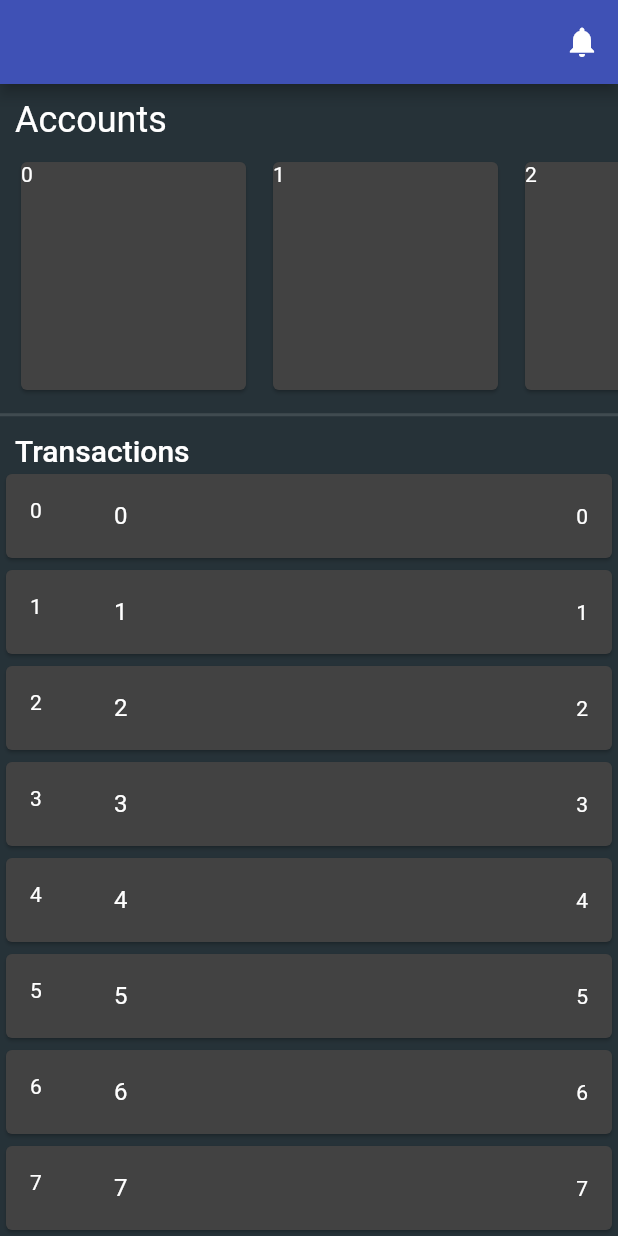
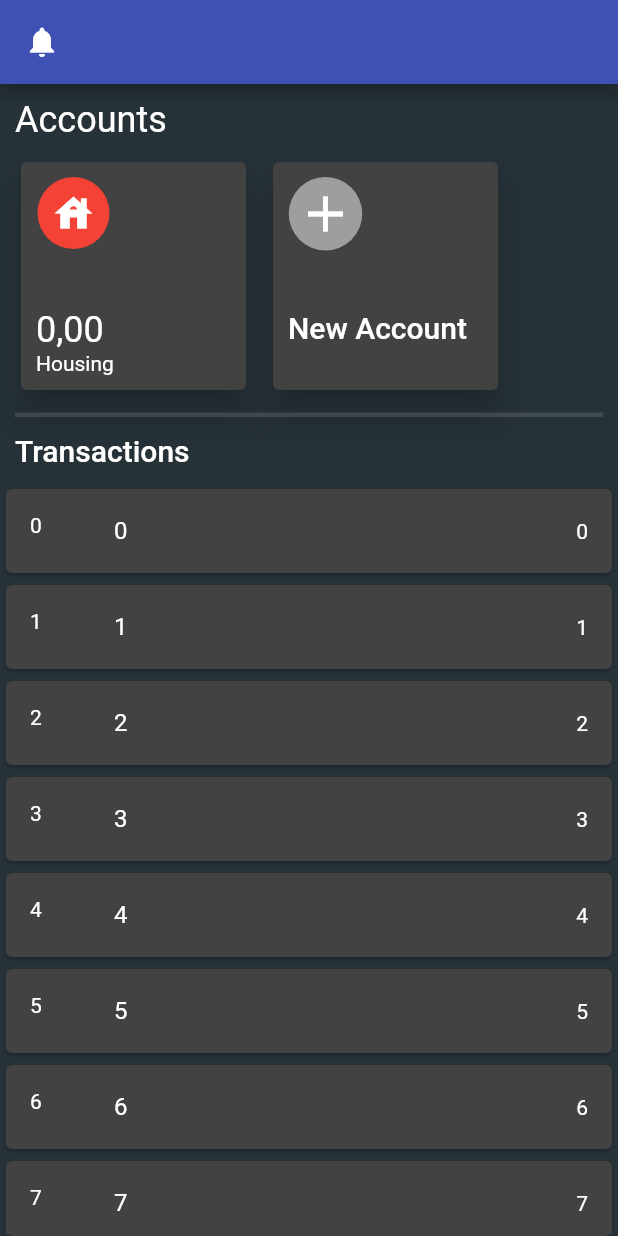
Before and after one commit to BCS12358/topaz, a Flutter app: the screen it shows after launch, on a phone screen of 412 x 824 dp. Run offline on Flutter 3.47's test engine with Material 2 defaults, Android fonts, the phone set to English and light mode, and no system bars; project files that could hold a hidden picture were left out.

Commit message:
Account screen layout and data model

```diff
--- a/lib/screens/home/home_screen.dart
+++ b/lib/screens/home/home_screen.dart
@@ -16,9 +16,8 @@ class _HomeScreenState extends State<HomeScreen> {
   Widget build(BuildContext context) {
     return Scaffold(
       appBar: AppBar(
-        actions: [
-          IconButton(onPressed: () {}, icon: const Icon(Icons.notifications))
-        ],
+        leading:
+            IconButton(onPressed: () {}, icon: const Icon(Icons.notifications)),
       ),
       body: Column(
         mainAxisAlignment: MainAxisAlignment.start,
@@ -32,12 +31,15 @@ class _HomeScreenState extends State<HomeScreen> {
             ),
           ),
           const AccountListView(),
-          const Divider(
-            height: 5,
-            thickness: 2.0,
+          const Padding(
+            padding: EdgeInsets.fromLTRB(10, 0, 10, 10),
+            child: Divider(
+              height: 5,
+              thickness: 3.0,
+            ),
           ),
           Padding(
-            padding: const EdgeInsets.fromLTRB(10, 10, 0, 0),
+            padding: const EdgeInsets.fromLTRB(10, 0, 0, 10),
             child: Text(
               'Transactions',
               style: Theme.of(context).textTheme.headline6,
--- a/lib/screens/widgets/account_list_view.dart
+++ b/lib/screens/widgets/account_list_view.dart
@@ -1,4 +1,5 @@
 import 'package:flutter/material.dart';
+import 'package:topaz/screens/account/add_account_screen.dart';
 
 class AccountListView extends StatelessWidget {
   const AccountListView({Key? key}) : super(key: key);
@@ -10,9 +11,11 @@ class AccountListView extends StatelessWidget {
       child: ListView.separated(
         scrollDirection: Axis.horizontal,
         padding: const EdgeInsets.all(10),
-        itemCount: 10,
+        itemCount: 2,
         itemBuilder: ((context, index) {
-          return _buildAccountCard(context, index);
+          return index < 1
+              ? _buildAccountCard(context, index)
+              : _buildAddNewAccountCard(context);
         }),
         separatorBuilder: ((context, index) {
           return const SizedBox(
@@ -23,12 +26,97 @@ class AccountListView extends StatelessWidget {
     );
   }
 
+  Widget _buildAddNewAccountCard(BuildContext context) {
+    return GestureDetector(
+      onTap: () {
+        Navigator.push(
+          context,
+          MaterialPageRoute(
+            builder: (context) => const AddAccountScreen(),
+            fullscreenDialog: true,
+          ),
+        );
+      },
+      child: Card(
+        elevation: 10,
+        child: SizedBox(
+          height: 180,
+          width: 150,
+          child: Padding(
+            padding: const EdgeInsets.all(10),
+            child: Column(
+              crossAxisAlignment: CrossAxisAlignment.start,
+              mainAxisAlignment: MainAxisAlignment.start,
+              textDirection: TextDirection.ltr,
+              children: [
+                Expanded(
+                  child: Container(
+                    width: 50,
+                    height: 50,
+                    decoration: const BoxDecoration(
+                        color: Colors.grey, shape: BoxShape.circle),
+                    child: const Icon(
+                      Icons.add,
+                      size: 40,
+                      color: Colors.white,
+                    ),
+                  ),
+                ),
+                const SizedBox(
+                  height: 40,
+                ),
+                Text(
+                  'New Account',
+                  style: Theme.of(context).textTheme.headline6,
+                ),
+                const SizedBox(
+                  height: 20,
+                ),
+              ],
+            ),
+          ),
+        ),
+      ),
+    );
+  }
+
   Widget _buildAccountCard(BuildContext context, int index) {
     return Card(
+      elevation: 10,
       child: SizedBox(
         height: 180,
         width: 150,
-        child: Text(index.toString()),
+        child: Padding(
+          padding: const EdgeInsets.all(10),
+          child: Column(
+            mainAxisAlignment: MainAxisAlignment.start,
+            crossAxisAlignment: CrossAxisAlignment.start,
+            children: [
+              Expanded(
+                child: Container(
+                  width: 50,
+                  height: 50,
+                  // padding: const EdgeInsets.all(5.0),
+                  decoration: const BoxDecoration(
+                      color: Colors.red, shape: BoxShape.circle),
+                  child: const Icon(
+                    Icons.house,
+                    size: 30,
+                    color: Colors.white,
+                  ),
+                ),
+              ),
+              const SizedBox(
+                height: 40,
+              ),
+              Text(
+                '0,00',
+                style: Theme.of(context).textTheme.headline5,
+              ),
+              const Text('Housing'),
+            ],
+          ),
+        ),
       ),
     );
   }
--- a/lib/screens/wrapper.dart
+++ b/lib/screens/wrapper.dart
@@ -1,5 +1,6 @@
 import 'package:flutter/material.dart';
 import 'package:topaz/config/custom_theme.dart';
+import 'package:topaz/screens/account/add_account_screen.dart';
 import 'package:topaz/screens/home/home_screen.dart';
 import 'package:provider/provider.dart';
 
@@ -13,7 +14,10 @@ class Wrapper extends StatelessWidget {
     return MaterialApp(
       title: 'Topaz',
       initialRoute: '/',
-      routes: {HomeScreen.routeName: ((context) => const HomeScreen())},
+      routes: {
+        HomeScreen.routeName: ((context) => const HomeScreen()),
+        AddAccountScreen.routeName: ((context) => const AddAccountScreen()),
+      },
       home: const HomeScreen(),
       theme: customTheme.darkTheme,
       darkTheme: customTheme.darkTheme,
--- a/pubspec.yaml
+++ b/pubspec.yaml
@@ -35,6 +35,7 @@ dependencies:
   firebase_auth: ^3.7.0
   cloud_firestore: ^3.4.7
   intl: ^0.17.0
+  collection: ^1.16.0
 
 
   # The following adds the Cupertino Icons font to your application.
```
Also changed, not shown: lib/models/common/custom_color.dart (added, +9 -0 lines), lib/models/common/custom_color_collection.dart (added, +21 -0 lines), lib/models/common/custom_icon.dart (added, +7 -0 lines), lib/models/common/custom_icon_collection.dart (added, +20 -0 lines), lib/screens/account/add_account_screen.dart (added, +159 -0 lines), pubspec.lock, 4 other files.
